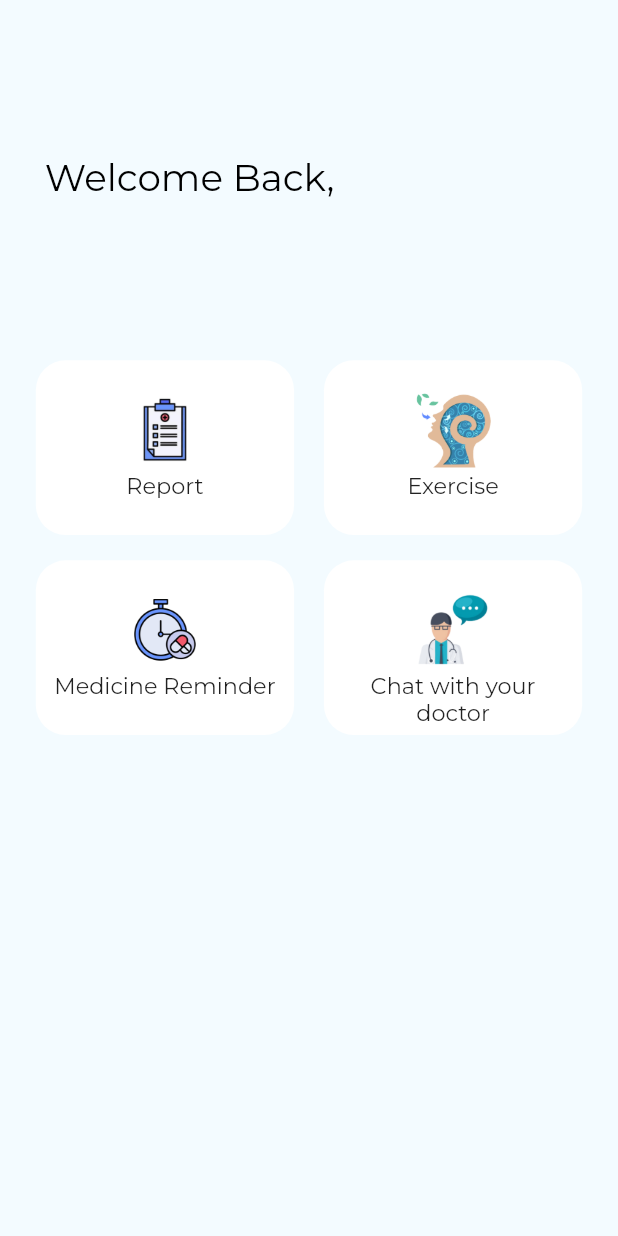
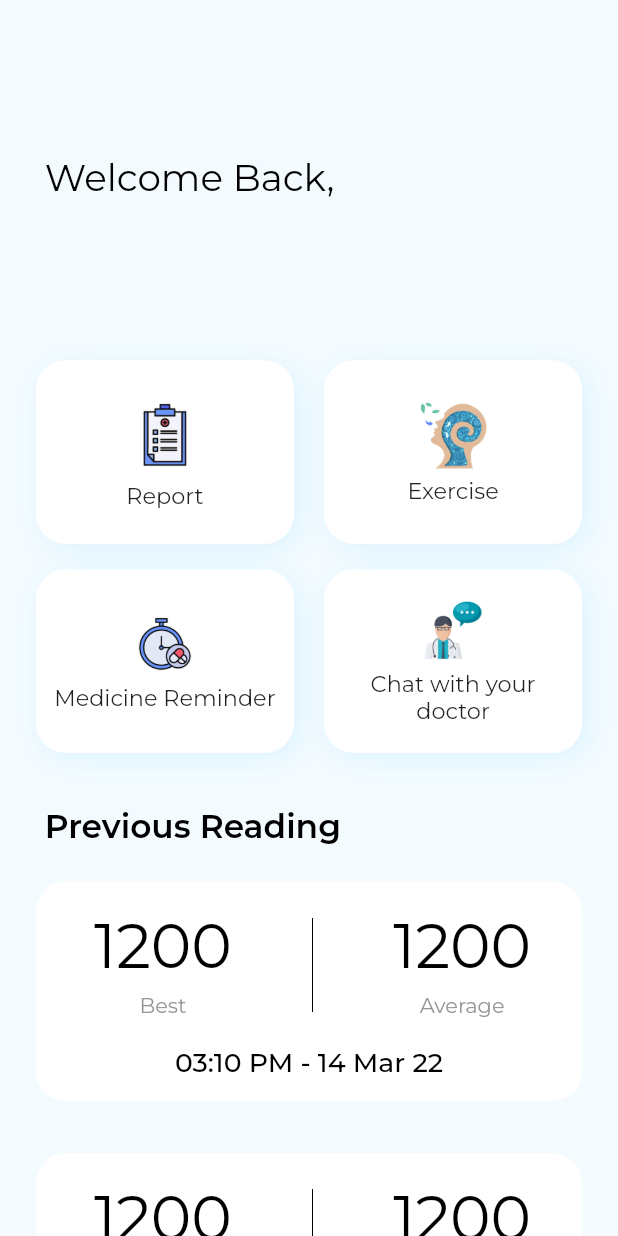
Before and after one commit to AadityaCholayil/Breathe, a Flutter app: the HomePage screen opened directly, on a phone screen of 412 x 824 dp. Run offline on Flutter 3.47's test engine with Material 2 defaults, Android fonts, the light colour scheme and no system bars; our stand-ins replace bloc, bloc_concurrency, cloud_firestore, equatable, firebase_auth, firebase_core and 5 more; accounts and stored records are empty; project files that could hold a hidden picture were left out.

Commit message:
home_page.dart with Previous reading card and Chat with your doctor fixed, line.png added, theme.dart updated

```diff
--- a/lib/themes/theme.dart
+++ b/lib/themes/theme.dart
@@ -4,6 +4,8 @@ class CustomTheme {
   static Color get bg => const Color(0xFFF3FBFF);
 
   static Color get card => const Color(0xFFFFFFFF);
+
+  static Color get cardShadow => const Color(0xFFADE1FF).withOpacity(0.3);
 
   static Color get onAccent => const Color(0xFFFFFFFF);
 
--- a/lib/views/home_page.dart
+++ b/lib/views/home_page.dart
@@ -11,7 +11,9 @@ class HomePage extends StatelessWidget {
   Widget build(BuildContext context) {
     return Scaffold(
       backgroundColor: CustomTheme.bg,
-      body: Column(
+      body: SingleChildScrollView(
+        physics: const BouncingScrollPhysics(),
+        child: Column(
           crossAxisAlignment: CrossAxisAlignment.start,
           children: [
             SizedBox(
@@ -39,19 +41,17 @@ class HomePage extends StatelessWidget {
                 ),
               ),
             ),
-          SizedBox(
-            height: 56.w,
-          ),
+            SizedBox(height: 56.w),
             Row(
               children: [
                 SizedBox(
                   width: 24.w,
                 ),
-              _buildCard("report", "Report"),
+                _buildCard("report", "Report", 54.w),
                 SizedBox(
                   width: 20.w,
                 ),
-              _buildCard("exercise", "Exercise"),
+                _buildCard("exercise", "Exercise", 48.w),
               ],
             ),
             SizedBox(height: 17.w),
@@ -60,36 +60,174 @@ class HomePage extends StatelessWidget {
                 SizedBox(
                   width: 24.w,
                 ),
-              _buildCard("medicineReminder", "Medicine Reminder"),
+                _buildCard("medicineReminder", "Medicine Reminder", 45.w),
                 SizedBox(
                   width: 20.w,
                 ),
-              _buildCard("askDoctor", "Chat with your\ndoctor"),
+                _buildCard("askDoctor", "Chat with your\ndoctor", 45.w),
+              ],
+            ),
+            SizedBox(height: 36.w),
+            Padding(
+              padding: EdgeInsets.only(left: 30.w),
+              child: Text(
+                "Previous Reading",
+                style: TextStyle(
+                  color: CustomTheme.t1,
+                  fontSize: 22,
+                  fontWeight: FontWeight.w600,
+                ),
+              ),
+            ),
+            SizedBox(height: 23.w),
+            _buildPreviousReadingCard(),
+            SizedBox(height: 35.w),
+            _buildPreviousReadingCard(),
+            SizedBox(height: 35.w),
+            _buildPreviousReadingCard(),
+            SizedBox(height: 35.w),
+            _buildPreviousReadingCard(),
+            SizedBox(height: 35.w),
+          ],
+        ),
+      ),
+    );
+  }
+
+  InkWell _buildPreviousReadingCard() {
+    return InkWell(
+          onTap: () {
+            print("Previous Reading Card placed");
+          },
+          child: Container(
+            margin: EdgeInsets.symmetric(horizontal: 24.w),
+            height: 147.w,
+            decoration: BoxDecoration(
+              borderRadius: BorderRadius.circular(20),
+              color: CustomTheme.card,
+            ),
+            child: Column(
+              children: [
+                Padding(
+                  padding: EdgeInsets.only(top: 19.w, left: 39.w),
+                  child: Row(
+                    children: [
+                      Column(
+                        children: [
+                          Text(
+                            "1200",
+                            style: TextStyle(
+                              fontSize: 41,
+                              fontWeight: FontWeight.w400,
+                              color: CustomTheme.t1,
+                            ),
+                          ),
+                          SizedBox(
+                            height: 6.w,
+                          ),
+                          Text(
+                            "Best",
+                            style: TextStyle(
+                              color: CustomTheme.t2,
+                              fontWeight: FontWeight.w400,
+                            ),
+                          ),
+                        ],
+                      ),
+                      SizedBox(
+                        width: 54.w,
+                      ),
+                      Column(
+                        children: [
+                          SizedBox(
+                            child: Image.asset("assets/line.png"),
+                            height: 63.w,
+                          ),
+                        ],
+                      ),
+                      SizedBox(
+                        width: 54.w,
+                      ),
+                      Column(
+                        children: [
+                          Text(
+                            "1200",
+                            style: TextStyle(
+                              fontSize: 41,
+                              fontWeight: FontWeight.w400,
+                              color: CustomTheme.t1,
+                            ),
+                          ),
+                          SizedBox(
+                            height: 6.w,
+                          ),
+                          Text(
+                            "Average",
+                            style: TextStyle(
+                              color: CustomTheme.t2,
+                              fontWeight: FontWeight.w400,
+                            ),
+                          ),
                         ],
                       ),
                     ],
                   ),
+                ),
+                SizedBox(height: 18.w),
+                Row(
+                  crossAxisAlignment: CrossAxisAlignment.center,
+                  mainAxisAlignment: MainAxisAlignment.center,
+                  children: [
+                    Text(
+                      "03:10 PM - 14 Mar 22",
+                      style: TextStyle(
+                        fontSize: 18.w,
+                        color: CustomTheme.t1,
+                        fontWeight: FontWeight.w500,
+                      ),
+                    ),
+                  ],
+                ),
+              ],
+            ),
+          ),
         );
   }
 
-  Container _buildCard(String asset, String cardType) {
-    return Container(
-      height: 117.w,
+  InkWell _buildCard(String asset, String cardType, double iconHeight) {
+    return InkWell(
+      onTap: () {
+        print("Button Pressed");
+      },
+      child: Container(
+        height: 123.w,
         width: 173.w,
         decoration: BoxDecoration(
+          boxShadow: [
+            BoxShadow(
+              color: CustomTheme.cardShadow,
+              blurRadius: 15,
+              // spreadRadius: 1,
+              // blurStyle: ,
+              offset: Offset(
+                4.w,
+                4.w,
+              ),
+            ),
+          ],
           color: CustomTheme.card,
           borderRadius: BorderRadius.circular(20.w),
         ),
-      child: Padding(
-        padding: EdgeInsets.symmetric(vertical: 19.5.w),
         child: Column(
+          mainAxisAlignment: MainAxisAlignment.center,
+          crossAxisAlignment: CrossAxisAlignment.center,
           children: [
             SizedBox(
               child: Image.asset("assets/$asset.png"),
-              height: 54.w,
+              height: iconHeight,
             ),
             SizedBox(
-              height: 2.w,
+              height: 5.w,
             ),
             Text(
               cardType,
```
Also changed, not shown: assets/line.png (added). Lines whose indentation alone changed are shown as unchanged.
